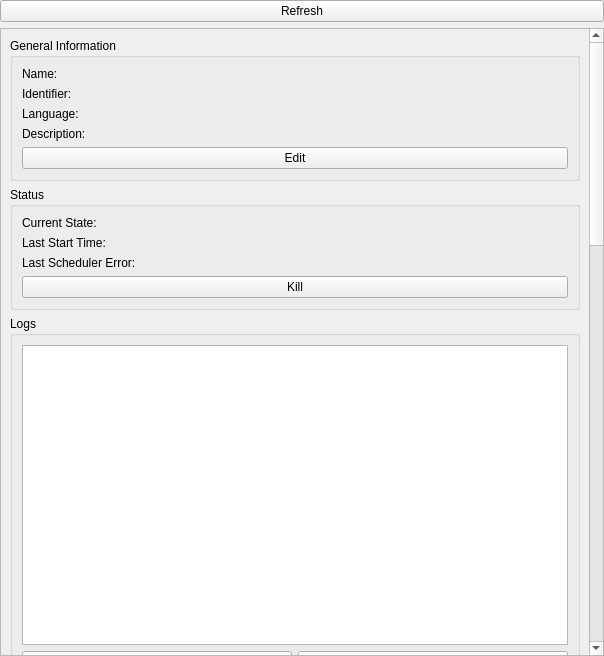
The window that src/brickv/plugin_system/plugins/red/ui/program_info.ui (Tinkerforge/brickv) describes before a commit, drawn with Qt 5.
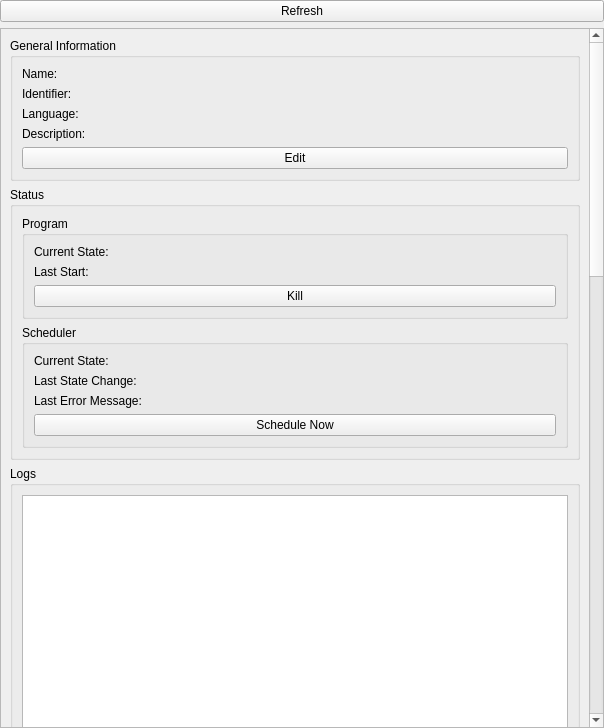
The same window after the commit.

Commit message: red-brick: Use new process state timestamp

Diff of the .ui file:
```diff
--- a/src/brickv/plugin_system/plugins/red/ui/program_info.ui
+++ b/src/brickv/plugin_system/plugins/red/ui/program_info.ui
@@ -7,7 +7,7 @@
     <x>0</x>
     <y>0</y>
     <width>604</width>
-    <height>656</height>
+    <height>728</height>
    </rect>
   </property>
   <property name="windowTitle">
@@ -33,9 +33,9 @@
       <property name="geometry">
        <rect>
         <x>0</x>
-        <y>-609</y>
+        <y>0</y>
         <width>586</width>
-        <height>1925</height>
+        <height>2078</height>
        </rect>
       </property>
       <layout class="QVBoxLayout" name="verticalLayout_10">
@@ -156,58 +156,14 @@
          <layout class="QVBoxLayout" name="verticalLayout_9">
           <item>
            <layout class="QGridLayout" name="gridLayout_9">
-            <item row="1" column="0">
-             <widget class="QLabel" name="label_35">
-              <property name="text">
-               <string>Last Start Time:</string>
+            <item row="0" column="0">
+             <widget class="QGroupBox" name="groupBox_7">
+              <property name="title">
+               <string>Program</string>
               </property>
-             </widget>
-            </item>
-            <item row="1" column="1">
-             <widget class="QLabel" name="label_last_start_time">
-              <property name="sizePolicy">
-               <sizepolicy hsizetype="Preferred" vsizetype="Preferred">
-                <horstretch>1</horstretch>
-                <verstretch>0</verstretch>
-               </sizepolicy>
-              </property>
-              <property name="text">
-               <string>&lt;last-start-time&gt;</string>
-              </property>
-              <property name="textFormat">
-               <enum>Qt::PlainText</enum>
-              </property>
-              <property name="textInteractionFlags">
-               <set>Qt::LinksAccessibleByMouse|Qt::TextSelectableByKeyboard|Qt::TextSelectableByMouse</set>
-              </property>
-             </widget>
-            </item>
-            <item row="2" column="0">
-             <widget class="QLabel" name="label_8">
-              <property name="text">
-               <string>Last Scheduler Error:</string>
-              </property>
-              <property name="alignment">
-               <set>Qt::AlignLeading|Qt::AlignLeft|Qt::AlignTop</set>
-              </property>
-             </widget>
-            </item>
-            <item row="2" column="1">
-             <widget class="QLabel" name="label_last_scheduler_error">
-              <property name="text">
-               <string>&lt;last-scheduler-error&gt;</string>
-              </property>
-              <property name="textFormat">
-               <enum>Qt::PlainText</enum>
-              </property>
-              <property name="wordWrap">
-               <bool>true</bool>
-              </property>
-              <property name="textInteractionFlags">
-               <set>Qt::LinksAccessibleByMouse|Qt::TextSelectableByKeyboard|Qt::TextSelectableByMouse</set>
-              </property>
-             </widget>
-            </item>
+              <layout class="QVBoxLayout" name="verticalLayout_16">
+               <item>
+                <layout class="QGridLayout" name="gridLayout_14">
             <item row="0" column="0">
              <widget class="QLabel" name="label_10">
               <property name="text">
@@ -218,10 +174,17 @@
               </property>
              </widget>
             </item>
+                 <item row="1" column="0">
+                  <widget class="QLabel" name="label_35">
+                   <property name="text">
+                    <string>Last Start:</string>
+                   </property>
+                  </widget>
+                 </item>
             <item row="0" column="1">
-             <widget class="QLabel" name="label_current_state">
+                  <widget class="QLabel" name="label_program_current_state">
               <property name="text">
-               <string>&lt;current-state&gt;</string>
+                    <string>&lt;current-program-state&gt;</string>
               </property>
               <property name="textFormat">
                <enum>Qt::PlainText</enum>
@@ -234,7 +197,26 @@
               </property>
              </widget>
             </item>
-            <item row="3" column="0" colspan="2">
+                 <item row="1" column="1">
+                  <widget class="QLabel" name="label_last_start">
+                   <property name="sizePolicy">
+                    <sizepolicy hsizetype="Preferred" vsizetype="Preferred">
+                     <horstretch>1</horstretch>
+                     <verstretch>0</verstretch>
+                    </sizepolicy>
+                   </property>
+                   <property name="text">
+                    <string>&lt;last-start&gt;</string>
+                   </property>
+                   <property name="textFormat">
+                    <enum>Qt::PlainText</enum>
+                   </property>
+                   <property name="textInteractionFlags">
+                    <set>Qt::LinksAccessibleByMouse|Qt::TextSelectableByKeyboard|Qt::TextSelectableByMouse</set>
+                   </property>
+                  </widget>
+                 </item>
+                 <item row="2" column="0" colspan="2">
              <widget class="QPushButton" name="button_kill">
               <property name="text">
                <string>Kill</string>
@@ -246,6 +228,103 @@
          </layout>
         </widget>
        </item>
+            <item row="1" column="0">
+             <widget class="QGroupBox" name="groupBox_8">
+              <property name="title">
+               <string>Scheduler</string>
+              </property>
+              <layout class="QVBoxLayout" name="verticalLayout_17">
+               <item>
+                <layout class="QGridLayout" name="gridLayout_15">
+                 <item row="1" column="1">
+                  <widget class="QLabel" name="label_last_scheduler_state_change">
+                   <property name="sizePolicy">
+                    <sizepolicy hsizetype="Preferred" vsizetype="Preferred">
+                     <horstretch>1</horstretch>
+                     <verstretch>0</verstretch>
+                    </sizepolicy>
+                   </property>
+                   <property name="text">
+                    <string>&lt;last-state-change&gt;</string>
+                   </property>
+                   <property name="textFormat">
+                    <enum>Qt::PlainText</enum>
+                   </property>
+                   <property name="textInteractionFlags">
+                    <set>Qt::LinksAccessibleByMouse|Qt::TextSelectableByKeyboard|Qt::TextSelectableByMouse</set>
+                   </property>
+                  </widget>
+                 </item>
+                 <item row="1" column="0">
+                  <widget class="QLabel" name="label_8">
+                   <property name="text">
+                    <string>Last State Change:</string>
+                   </property>
+                   <property name="alignment">
+                    <set>Qt::AlignLeading|Qt::AlignLeft|Qt::AlignTop</set>
+                   </property>
+                  </widget>
+                 </item>
+                 <item row="0" column="0">
+                  <widget class="QLabel" name="label_12">
+                   <property name="text">
+                    <string>Current State:</string>
+                   </property>
+                  </widget>
+                 </item>
+                 <item row="0" column="1">
+                  <widget class="QLabel" name="label_scheduler_current_state">
+                   <property name="text">
+                    <string>&lt;current-scheduler-state&gt;</string>
+                   </property>
+                   <property name="textFormat">
+                    <enum>Qt::PlainText</enum>
+                   </property>
+                   <property name="wordWrap">
+                    <bool>true</bool>
+                   </property>
+                   <property name="textInteractionFlags">
+                    <set>Qt::LinksAccessibleByMouse|Qt::TextSelectableByKeyboard|Qt::TextSelectableByMouse</set>
+                   </property>
+                  </widget>
+                 </item>
+                 <item row="3" column="0" colspan="2">
+                  <widget class="QPushButton" name="button_schedule_now">
+                   <property name="text">
+                    <string>Schedule Now</string>
+                   </property>
+                  </widget>
+                 </item>
+                 <item row="2" column="0">
+                  <widget class="QLabel" name="label_13">
+                   <property name="text">
+                    <string>Last Error Message:</string>
+                   </property>
+                  </widget>
+                 </item>
+                 <item row="2" column="1">
+                  <widget class="QLabel" name="label_last_scheduler_error_message">
+                   <property name="text">
+                    <string>&lt;last-error-message&gt;</string>
+                   </property>
+                   <property name="wordWrap">
+                    <bool>true</bool>
+                   </property>
+                   <property name="textInteractionFlags">
+                    <set>Qt::LinksAccessibleByMouse|Qt::TextSelectableByKeyboard|Qt::TextSelectableByMouse</set>
+                   </property>
+                  </widget>
+                 </item>
+                </layout>
+               </item>
+              </layout>
+             </widget>
+            </item>
+           </layout>
+          </item>
+         </layout>
+        </widget>
+       </item>
        <item>
         <widget class="QGroupBox" name="group_logs">
          <property name="title">
@@ -830,25 +909,11 @@
              </widget>
             </item>
             <item row="2" column="0">
-             <layout class="QHBoxLayout" name="horizontalLayout_2">
-              <property name="topMargin">
-               <number>0</number>
-              </property>
-              <item>
                <widget class="QPushButton" name="button_edit_schedule">
                 <property name="text">
                  <string>Edit</string>
                 </property>
                </widget>
-              </item>
-              <item>
-               <widget class="QPushButton" name="button_schedule_now">
-                <property name="text">
-                 <string>Schedule Now</string>
-                </property>
-               </widget>
-              </item>
-             </layout>
             </item>
            </layout>
           </item>
```
Lines whose indentation alone changed are shown as unchanged. The commit also changes 3 other files.
